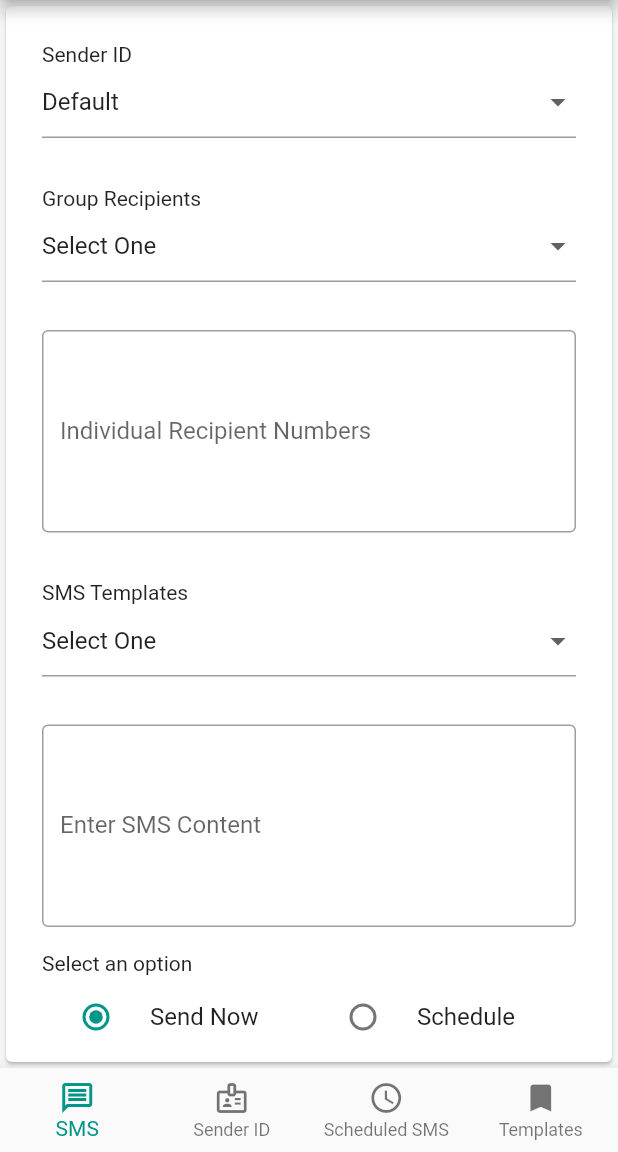
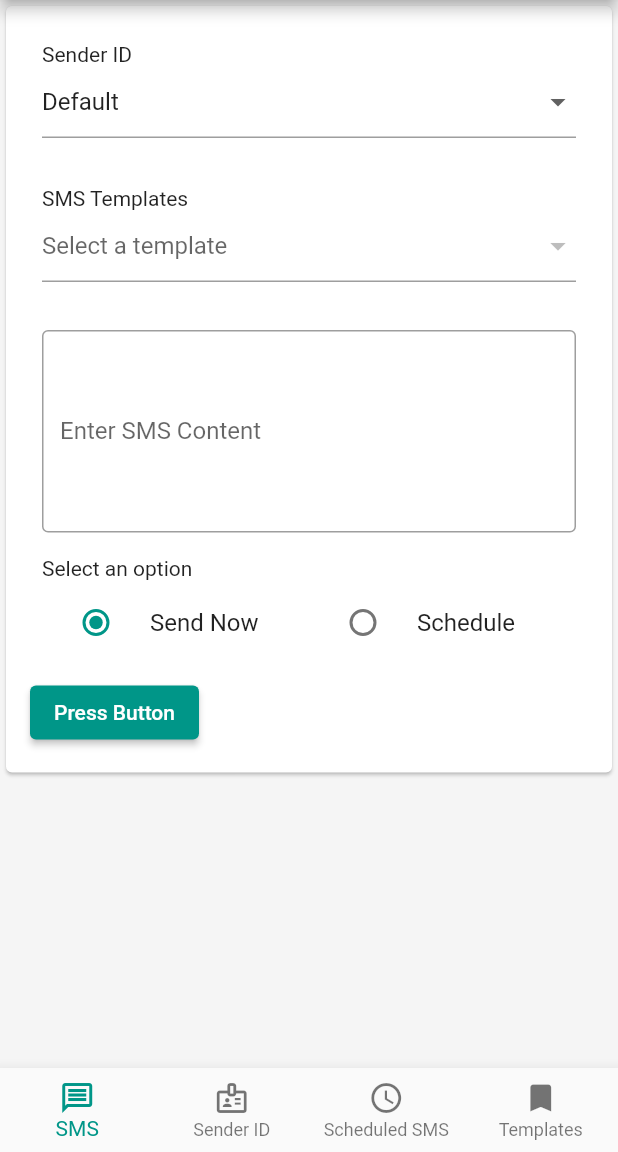
Before and after one commit to md-riaz/flutter_sms_net_bd, a Flutter app: the MessagingScreen screen opened by its route, on a phone screen of 412 x 824 dp, the part 84-1236 px from its top. Run offline on Flutter 3.47's test engine with Material 2 defaults, Android fonts, the phone set to English and light mode, and no system bars; our stand-ins replace shared_preferences; accounts and stored records are empty; network calls fail.

Commit message:
sender id , sms template form field complete

```diff
--- a/lib/screens/messaging/sms_tab.dart
+++ b/lib/screens/messaging/sms_tab.dart
@@ -2,6 +2,8 @@
 import 'dart:developer';
 
 import 'package:flutter/material.dart';
+import 'package:sms_net_bd/screens/messaging/widgets/senderid_dropdown.dart';
+import 'package:sms_net_bd/screens/messaging/widgets/template_dropdown.dart';
 import 'package:sms_net_bd/services/groups.dart';
 import 'package:sms_net_bd/services/senderid.dart';
 import 'package:sms_net_bd/services/templates.dart';
@@ -18,6 +20,8 @@ class SMSTab extends StatefulWidget {
 
 class _SMSTabState extends State<SMSTab> {
   final GlobalKey _formKey = GlobalKey<FormState>();
+
+  late TextEditingController smsContent;
 
   var senderIds;
   var groupRecipients;
@@ -53,15 +57,21 @@ class _SMSTabState extends State<SMSTab> {
 
   @override
   void initState() {
+    smsContent = TextEditingController();
     super.initState();
   }
 
-  _changeScheduledSms(String value) {
+  void _changeScheduledSms(String value) {
     scheduledSms = value;
+  }
+
+  void _changeSMSContent(dynamic value) {
+    smsContent.text = value;
   }
 
   @override
   void dispose() {
+    smsContent.dispose();
     super.dispose();
   }
 
@@ -81,7 +91,6 @@ class _SMSTabState extends State<SMSTab> {
                 case ConnectionState.done:
                   log(snapshot.data.toString());
 
-                  buildSenderIdDropdown(snapshot.data['senderIdList']);
                   buildGroupRecipientsDropdown(snapshot.data['groups']);
                   buildTemplateDropdown(snapshot.data['templateList']);
 
@@ -89,70 +98,18 @@ class _SMSTabState extends State<SMSTab> {
                     child: Column(
                       crossAxisAlignment: CrossAxisAlignment.start,
                       children: [
-                        Padding(
-                          padding: const EdgeInsets.all(8.0),
-                          child: Column(
-                            crossAxisAlignment: CrossAxisAlignment.start,
-                            children: [
-                              const Text('Sender ID'),
-                              DropdownButtonFormField(
-                                value: _selectedSenderId,
-                                // ignore: unnecessary_question_mark
-                                onChanged: (dynamic? newValue) {
-                                  setState(() => _selectedSenderId = newValue!);
-                                },
-                                items: senderIdDropdownItems,
-                              ),
-                            ],
-                          ),
+                        SenderIdDropdown(
+                          senderIdDropdown: snapshot.data['senderIdList'],
                         ),
                         formSpacer,
-                        Padding(
-                          padding: const EdgeInsets.all(8.0),
-                          child: Column(
-                            crossAxisAlignment: CrossAxisAlignment.start,
-                            children: [
-                              const Text('Group Recipients'),
-                              DropdownButtonFormField(
-                                value: _selectedGroup,
-                                // ignore: unnecessary_question_mark
-                                onChanged: (dynamic? newValue) {
-                                  setState(() => _selectedGroup = newValue);
-                                },
-                                items: groupDropdownItems,
-                              ),
-                            ],
-                          ),
+                        TemplateDropdown(
+                          templateItems: snapshot.data['templateList'],
+                          notifyParent: _changeSMSContent,
                         ),
                         formSpacer,
-                        const FormText(
-                          label: 'Individual Recipient Numbers',
-                          hintText:
-                              'Enter one or more recipient numbers separated by commas',
-                          maxLines: 5,
-                          bordered: true,
-                        ),
-                        formSpacer,
-                        Padding(
-                          padding: const EdgeInsets.all(8.0),
-                          child: Column(
-                            crossAxisAlignment: CrossAxisAlignment.start,
-                            children: [
-                              const Text('SMS Templates'),
-                              DropdownButtonFormField(
-                                value: _selectedTemplate,
-                                // ignore: unnecessary_question_mark
-                                onChanged: (dynamic? newValue) {
-                                  setState(() => _selectedTemplate = newValue);
-                                },
-                                items: templateDropdownItems,
-                              ),
-                            ],
-                          ),
-                        ),
-                        formSpacer,
-                        const FormText(
+                        FormText(
                           label: 'Enter SMS Content',
+                          controller: smsContent,
                           maxLines: 5,
                           bordered: true,
                         ),
--- /dev/null
+++ b/lib/screens/messaging/widgets/senderid_dropdown.dart
@@ -0,0 +1,61 @@
+import 'package:flutter/material.dart';
+
+class SenderIdDropdown extends StatefulWidget {
+  const SenderIdDropdown({Key? key, required this.senderIdDropdown})
+      : super(key: key);
+
+  final List senderIdDropdown;
+
+  @override
+  State<SenderIdDropdown> createState() => _SenderIdDropdownState();
+}
+
+class _SenderIdDropdownState extends State<SenderIdDropdown> {
+  String? selectedItem;
+  List<DropdownMenuItem> dropdownItems = [];
+
+  buildSenderIdDropdown(data) {
+    dropdownItems.add(
+      const DropdownMenuItem(
+        value: null,
+        child: Text('Default'),
+      ),
+    );
+
+    data.forEach((item) {
+      dropdownItems.add(
+        DropdownMenuItem(
+          value: item['sender_id'],
+          child: Text(item['sender_id']),
+        ),
+      );
+    });
+  }
+
+  @override
+  void initState() {
+    buildSenderIdDropdown(widget.senderIdDropdown);
+    super.initState();
+  }
+
+  @override
+  Widget build(BuildContext context) {
+    return Padding(
+      padding: const EdgeInsets.all(8.0),
+      child: Column(
+        crossAxisAlignment: CrossAxisAlignment.start,
+        children: [
+          const Text('Sender ID'),
+          DropdownButtonFormField(
+            value: selectedItem,
+            onChanged: (dynamic val) {
+              setState(() => selectedItem = val);
+            },
+            items: dropdownItems,
+            hint: const Text('Default'),
+          ),
+        ],
+      ),
+    );
+  }
+}
--- /dev/null
+++ b/lib/screens/messaging/widgets/template_dropdown.dart
@@ -0,0 +1,59 @@
+import 'package:flutter/material.dart';
+
+class TemplateDropdown extends StatefulWidget {
+  const TemplateDropdown(
+      {Key? key, required this.templateItems, required this.notifyParent})
+      : super(key: key);
+
+  final List templateItems;
+  final Function(dynamic) notifyParent;
+
+  @override
+  State<TemplateDropdown> createState() => _TemplateDropdownState();
+}
+
+class _TemplateDropdownState extends State<TemplateDropdown> {
+  String? selectedItem;
+  List<DropdownMenuItem> dropdownItems = [];
+
+  buildSenderIdDropdown(data) {
+    data.forEach((item) {
+      dropdownItems.add(
+        DropdownMenuItem(
+          value: item['text'],
+          child: Text(item['name']),
+        ),
+      );
+    });
+  }
+
+  @override
+  void initState() {
+    buildSenderIdDropdown(widget.templateItems);
+    super.initState();
+  }
+
+  void _handleDropdownSelection(dynamic val) {
+    setState(() => selectedItem = val);
+    widget.notifyParent(val);
+  }
+
+  @override
+  Widget build(BuildContext context) {
+    return Padding(
+      padding: const EdgeInsets.all(8.0),
+      child: Column(
+        crossAxisAlignment: CrossAxisAlignment.start,
+        children: [
+          const Text('SMS Templates'),
+          DropdownButtonFormField(
+            value: selectedItem,
+            onChanged: _handleDropdownSelection,
+            items: dropdownItems,
+            hint: const Text('Select a template'),
+          ),
+        ],
+      ),
+    );
+  }
+}
```
Also changed, not shown: lib/screens/messaging/widgets/phonebook_groups_multiselect.dart (added).
